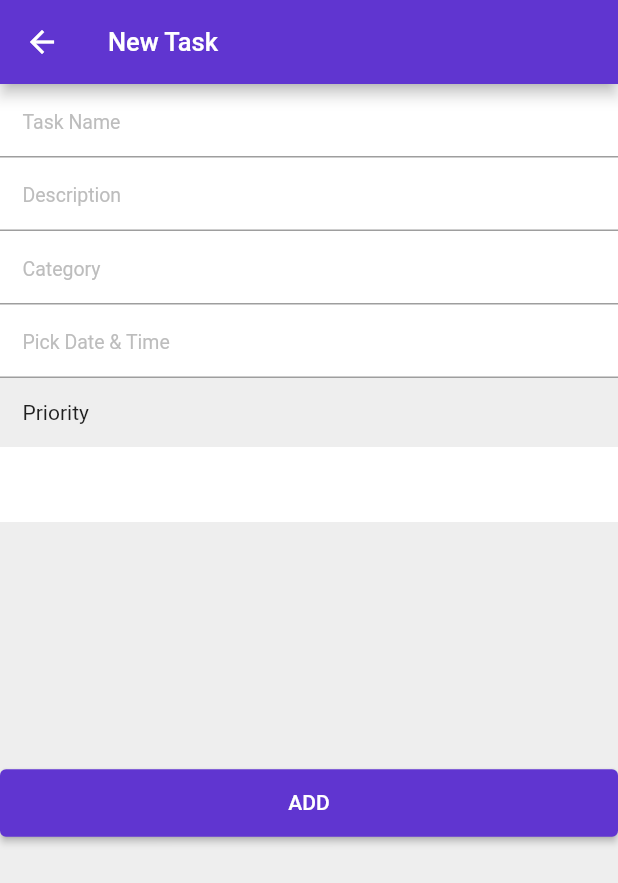
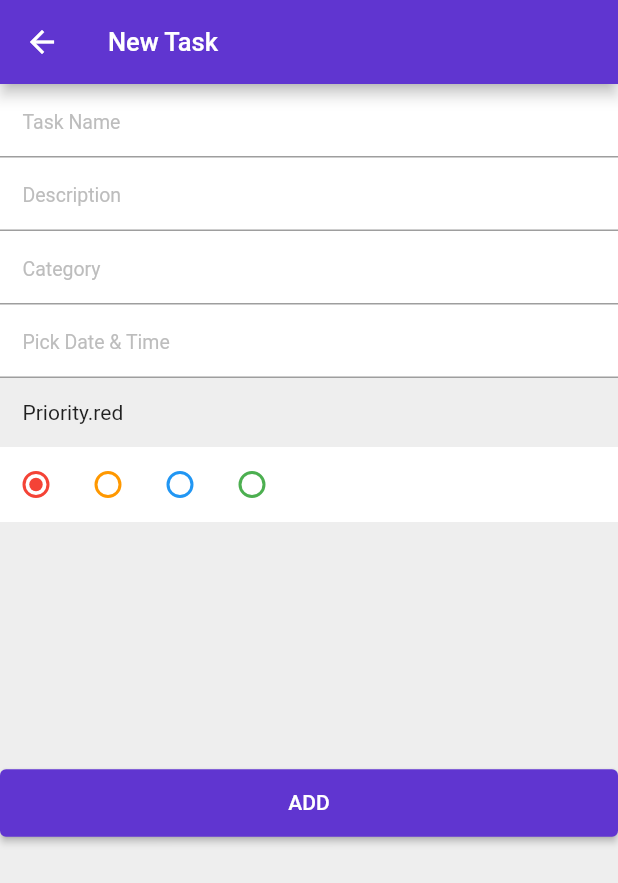
Before and after one commit to BilalRehman08/Getx-Todo, a Flutter app: the screen it shows after launch, on a phone screen of 412 x 824 dp. Shown: the top 883 px of the screen. Run offline on Flutter 3.47's test engine with Material 2 defaults, Android fonts, the phone set to English and light mode, and no system bars.

Commit message:
New Task Screen UI

```diff
--- a/lib/screens/Addtask.dart
+++ b/lib/screens/Addtask.dart
@@ -1,4 +1,7 @@
 import 'package:flutter/material.dart';
+import 'package:flutter/scheduler.dart';
+
+enum Priority { red, orange, blue, green }
 
 class AddTask extends StatefulWidget {
   @override
@@ -6,6 +9,7 @@ class AddTask extends StatefulWidget {
 }
 
 class _AddTaskState extends State<AddTask> {
+  Priority _character = Priority.red;
   @override
   Widget build(BuildContext context) {
     return Scaffold(
@@ -59,11 +63,67 @@ class _AddTaskState extends State<AddTask> {
           ),
           Padding(
             padding: const EdgeInsets.all(15.0),
-            child: Text("Priority"),
+            child: Text("${_character}"),
           ),
           Container(
             color: Colors.white,
             height: 50,
+            child: Row(
+              children: [
+                Radio<Priority>(
+                  fillColor:
+                      MaterialStateColor.resolveWith((states) => Colors.red),
+                  activeColor: Colors.red,
+                  focusColor: Colors.red,
+                  value: Priority.red,
+                  groupValue: _character,
+                  onChanged: (Priority value) {
+                    setState(() {
+                      _character = value;
+                    });
+                  },
+                ),
+                Radio<Priority>(
+                  fillColor:
+                      MaterialStateColor.resolveWith((states) => Colors.orange),
+                  activeColor: Colors.orange,
+                  focusColor: Colors.orange,
+                  value: Priority.orange,
+                  groupValue: _character,
+                  onChanged: (Priority value) {
+                    setState(() {
+                      _character = value;
+                    });
+                  },
+                ),
+                Radio<Priority>(
+                  fillColor:
+                      MaterialStateColor.resolveWith((states) => Colors.blue),
+                  activeColor: Colors.blue,
+                  focusColor: Colors.blue,
+                  value: Priority.blue,
+                  groupValue: _character,
+                  onChanged: (Priority value) {
+                    setState(() {
+                      _character = value;
+                    });
+                  },
+                ),
+                Radio<Priority>(
+                  fillColor:
+                      MaterialStateColor.resolveWith((states) => Colors.green),
+                  activeColor: Colors.green,
+                  focusColor: Colors.green,
+                  value: Priority.green,
+                  groupValue: _character,
+                  onChanged: (Priority value) {
+                    setState(() {
+                      _character = value;
+                    });
+                  },
+                ),
+              ],
+            ),
           ),
           SizedBox(
             height: MediaQuery.of(context).size.height * 0.2,
```
